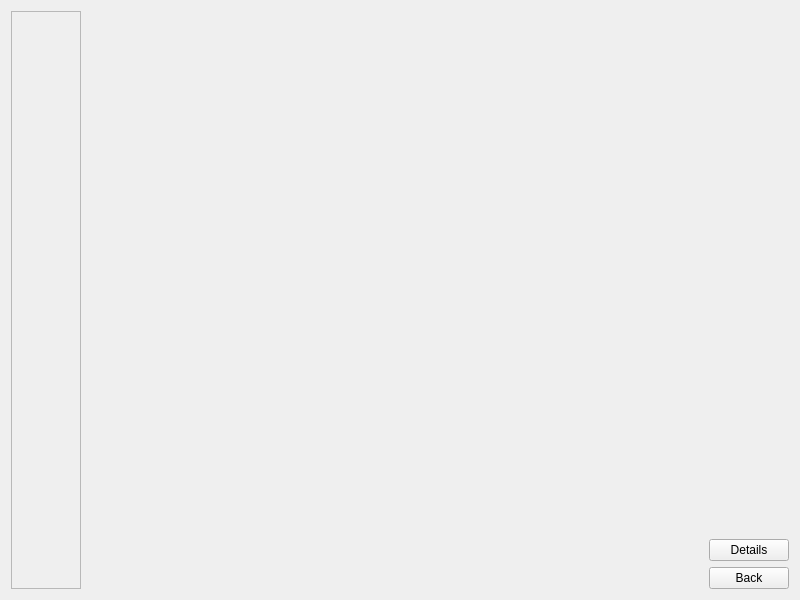
First picture: the form in src/gui/handler/ui/ResultWidget.ui, repository MaximilianFranz/hics, before the edit.
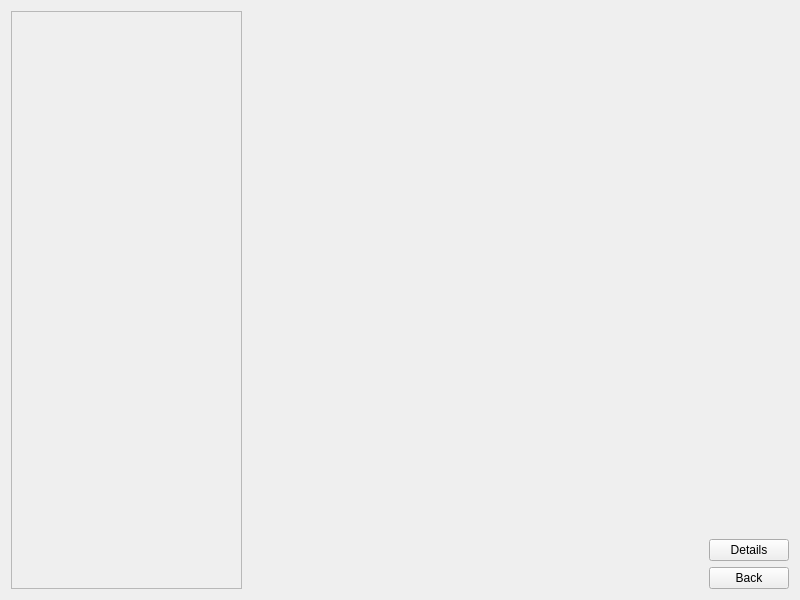
Second picture: the form after the edit.

Patch:
```diff
--- a/src/gui/handler/ui/ResultWidget.ui
+++ b/src/gui/handler/ui/ResultWidget.ui
@@ -22,7 +22,7 @@
      <item>
       <widget class="QScrollArea" name="imagesQScrollArea">
        <property name="sizePolicy">
-        <sizepolicy hsizetype="Maximum" vsizetype="Expanding">
+        <sizepolicy hsizetype="MinimumExpanding" vsizetype="MinimumExpanding">
          <horstretch>0</horstretch>
          <verstretch>0</verstretch>
         </sizepolicy>
@@ -35,7 +35,7 @@
          <rect>
           <x>0</x>
           <y>0</y>
-          <width>76</width>
+          <width>223</width>
           <height>578</height>
          </rect>
         </property>
```
